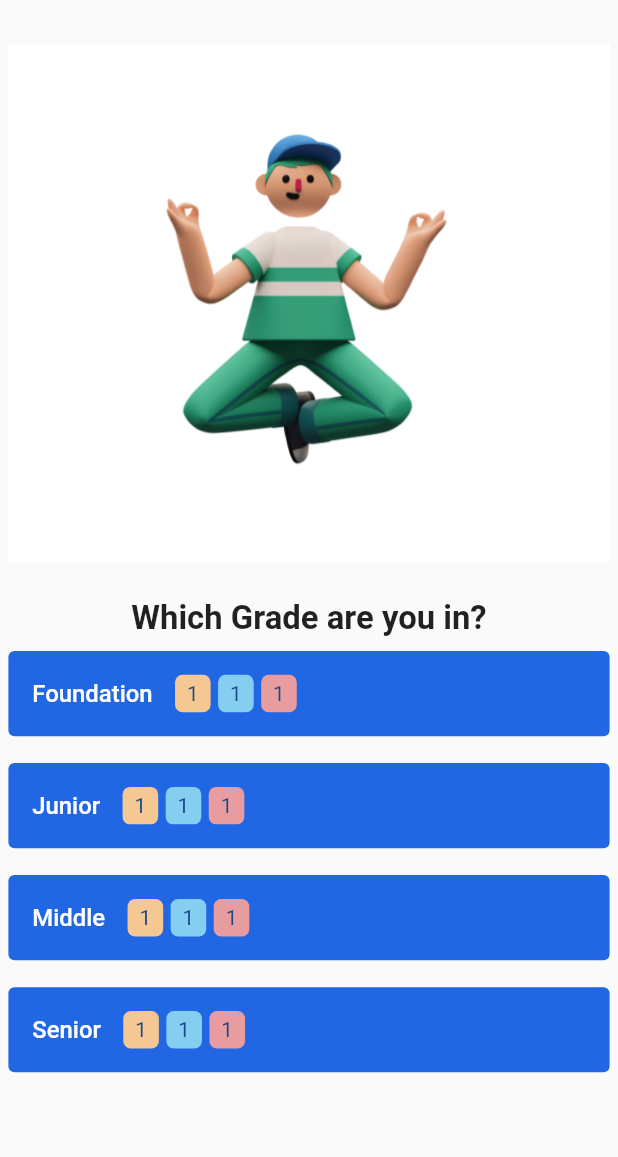
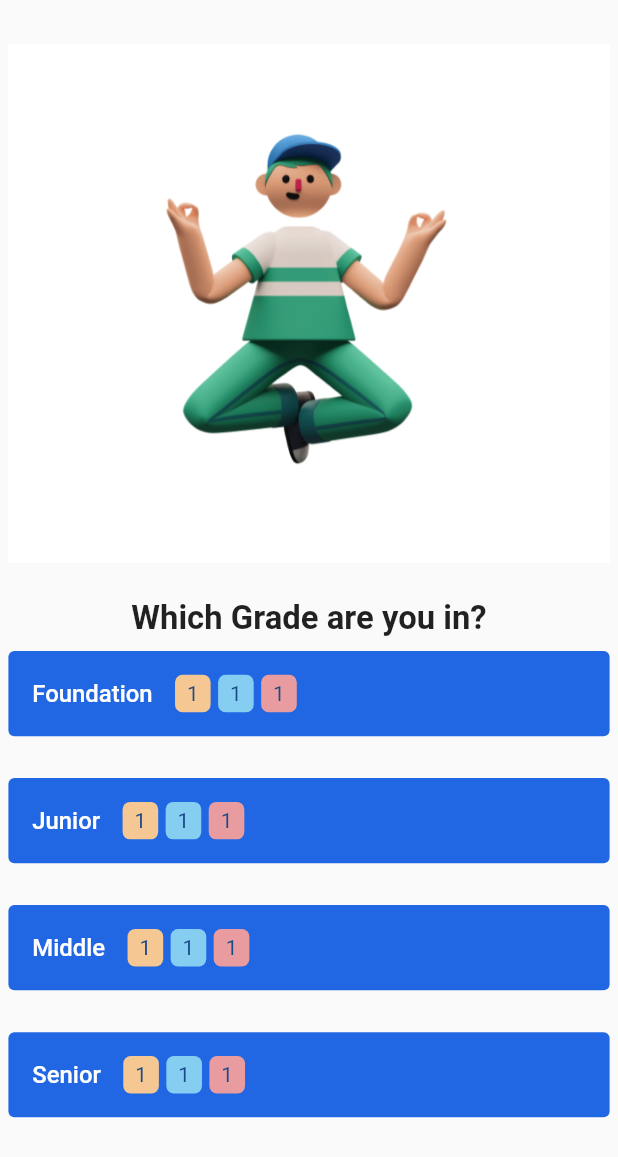
Before and after one commit to coding-blocks/CodingBlocksJunior, a Flutter app: the screen it shows after launch, swiped to page 2, on a phone screen of 412 x 824 dp. Shown: the top 1157 px of the screen. Run offline on Flutter 3.47's test engine with Material 2 defaults, Android fonts, the phone set to English and light mode, and no system bars; our stand-ins replace auto_route, cloud_firestore, dio, firebase_auth, floor, flutter_form_builder and 12 more; missing offline and left inert: enhanced_future_builder, onesignal_flutter; accounts and stored records are empty; network calls fail; statements that could not run were skipped.

Commit message:
minor fixes

```diff
--- a/lib/ui/views/on_board/age_group.dart
+++ b/lib/ui/views/on_board/age_group.dart
@@ -1,7 +1,9 @@
 import 'package:coding_blocks_junior/utils/HexToColor.dart';
 import 'package:coding_blocks_junior/utils/SizeConfig.dart';
 import 'package:coding_blocks_junior/utils/logic.dart';
+import 'package:flutter/cupertino.dart';
 import 'package:flutter/material.dart';
+import 'package:flutter/rendering.dart';
 
 class OnboardAgeGroup extends StatefulWidget {
 
@@ -48,15 +50,19 @@ class OnboardAgeGroupState extends State<OnboardAgeGroup> {
               child: Image(
                 image: AssetImage('assets/onboarding-2.png'),
               ),
-              flex: 2,
+              flex: 1,
             ),
             Text('Which Grade are you in?',
                 style: theme.textTheme.headline6),
             Expanded(
-              flex: 2,
-              child: new ListView.builder(
-                itemCount: sampleData.length,
-                itemBuilder: (BuildContext context, int index) {
+              flex: 1,
+              child: SingleChildScrollView(
+                child: Wrap(
+                  spacing: 20.0,
+                  runSpacing: 10.0,
+                  alignment: WrapAlignment.spaceEvenly,
+                  direction: Axis.horizontal,
+                  children: List.generate(sampleData.length, (index) {
                     return new InkWell(
                       //highlightColor: Colors.red,
                       splashColor: Colors.white,
@@ -68,9 +74,13 @@ class OnboardAgeGroupState extends State<OnboardAgeGroup> {
 
                         });
                       },
-                    child: new RadioItem(sampleData[index]),
+                      child: ConstrainedBox(
+                          constraints: SizeConfig.isPortrait ? BoxConstraints(maxWidth: 900) : BoxConstraints(maxWidth: 300 * SizeConfig.widthMultiplier),
+                          child: new RadioItem(sampleData[index])
+                      ),
                     );
-                },
+                  }),
+                ),
               ),
             )
           ],
--- a/lib/ui/views/on_board/interest.dart
+++ b/lib/ui/views/on_board/interest.dart
@@ -38,7 +38,6 @@ class OnboardInterests extends ViewModelWidget<OnBoardViewModel> {
                   style: theme.textTheme.headline6),
             ),
             Container(
-              padding: EdgeInsets.only(top: 2 * SizeConfig.heightMultiplier),
               alignment: Alignment.center,
               child: MultiSelectChip(
                 reportList,
@@ -47,7 +46,7 @@ class OnboardInterests extends ViewModelWidget<OnBoardViewModel> {
                 },
               ),
             ),
-            Spacer(),
+            // Spacer(),
             Container(
               width: double.infinity,
               margin: getInsetsLTRB(0, 50, 0, 0),
@@ -94,6 +93,7 @@ class _MultiSelectChipState extends State<MultiSelectChip> {
     widget.reportList.forEach((item) {
       bool isItemSelected = selectedChoices.contains(item);
       choices.add(Container(
+        margin: getInsetsAll(5),
         padding: getInsetsLTRB(2, 0, 2, 0),
         child: ChoiceChip(
           padding: getInsetsAll(10),
--- a/lib/ui/widgets/Bookmarks/BookmarkListItem/view.dart
+++ b/lib/ui/widgets/Bookmarks/BookmarkListItem/view.dart
@@ -32,7 +32,7 @@ class BookmarkListItem extends StatelessWidget {
                         crossAxisAlignment: CrossAxisAlignment.stretch,
                         children: <Widget>[
                           ConstrainedBox(
-                            constraints: BoxConstraints.expand(width: (SizeConfig.isPortrait ? 150 : 300) * SizeConfig.imageSizeMultiplier),
+                            constraints: BoxConstraints.expand(width: (SizeConfig.isPortrait ? 150 : 200) * SizeConfig.imageSizeMultiplier),
                             child: Container(
                               margin: getInsetsLTRB(0, 0, 15, 0),
                               child: Thumbnail(url: model.content.url),
```
Lines whose indentation alone changed are shown as unchanged.
